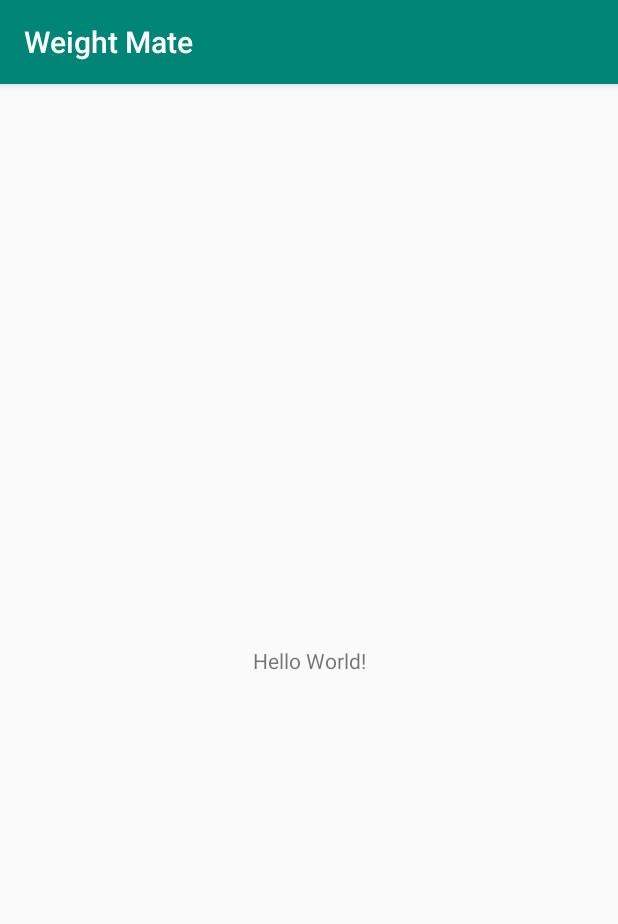
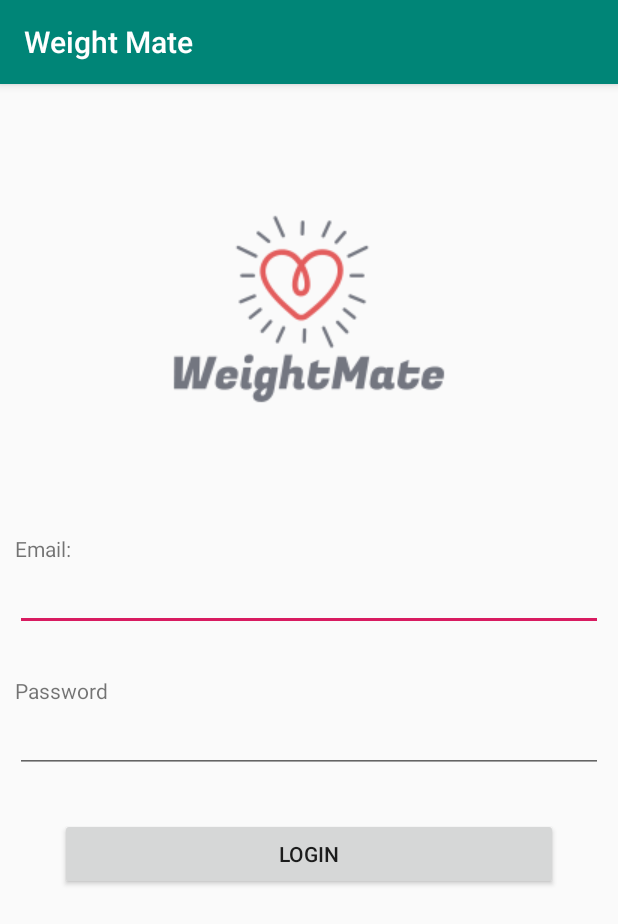
Before and after one commit to yianniw/Weight-Mate, an Android app: the screen it shows after launch (MainActivity), on a phone screen of 412 x 824 dp. Shown: the top 924 px of the screen. Run offline under Robolectric (Android 15) with nearby library versions, the phone set to English and light mode, and no system bars.

Commit message:
Created Landing and Login Page

```diff
--- a/app/build.gradle
+++ b/app/build.gradle
@@ -26,4 +26,5 @@ dependencies {
     testImplementation 'junit:junit:4.12'
     androidTestImplementation 'androidx.test.ext:junit:1.1.0'
     androidTestImplementation 'androidx.test.espresso:espresso-core:3.1.1'
+    implementation 'androidx.gridlayout:gridlayout:1.0.0'
 }
--- a/app/src/main/AndroidManifest.xml
+++ b/app/src/main/AndroidManifest.xml
@@ -9,6 +9,8 @@
         android:roundIcon="@mipmap/ic_launcher_round"
         android:supportsRtl="true"
         android:theme="@style/AppTheme">
+        <activity android:name=".LoginPage"></activity>
+        <activity android:name=".LandingPage" />
         <activity android:name=".MainActivity">
             <intent-filter>
                 <action android:name="android.intent.action.MAIN" />
--- a/app/src/main/java/edu/fsu/cs/weightmate/MainActivity.java
+++ b/app/src/main/java/edu/fsu/cs/weightmate/MainActivity.java
@@ -10,7 +10,7 @@ public class MainActivity extends AppCompatActivity {
     @Override
     protected void onCreate(Bundle savedInstanceState) {
         super.onCreate(savedInstanceState);
-        setContentView(R.layout.activity_main);
+        setContentView(R.layout.login_page);
     }
 
 
--- /dev/null
+++ b/app/src/main/res/layout/login_page.xml
@@ -0,0 +1,69 @@
+<?xml version="1.0" encoding="utf-8"?>
+<androidx.constraintlayout.widget.ConstraintLayout xmlns:android="http://schemas.android.com/apk/res/android"
+    xmlns:app="http://schemas.android.com/apk/res-auto"
+    xmlns:tools="http://schemas.android.com/tools"
+    android:layout_width="match_parent"
+    android:layout_height="match_parent"
+    tools:context=".LandingPage">
+
+    <RelativeLayout
+        android:id="@+id/wrapper"
+        android:layout_width="match_parent"
+        android:layout_height="match_parent"
+        android:gravity="center_horizontal">
+
+        <ImageView
+            android:id="@+id/imageView"
+            android:layout_width="200dp"
+            android:layout_height="200dp"
+            android:layout_centerHorizontal="true"
+            android:layout_marginTop="50dp"
+            app:srcCompat="@drawable/logo" />
+
+        <LinearLayout
+            android:layout_width="match_parent"
+            android:layout_height="match_parent"
+            android:layout_below="@id/imageView"
+            android:layout_marginStart="10dp"
+            android:layout_marginTop="50dp"
+            android:layout_marginEnd="10dp"
+            android:layout_marginBottom="10dp"
+            android:orientation="vertical">
+
+            <TextView
+                android:id="@+id/email"
+                android:layout_width="match_parent"
+                android:layout_height="wrap_content"
+                android:text="Email:" />
+
+            <EditText
+                android:id="@+id/editText"
+                android:layout_width="match_parent"
+                android:layout_height="wrap_content"
+                android:ems="10"
+                android:inputType="textEmailAddress" />
+
+            <TextView
+                android:id="@+id/password"
+                android:layout_width="match_parent"
+                android:layout_height="wrap_content"
+                android:layout_marginTop="30dp"
+                android:text="Password" />
+
+            <EditText
+                android:id="@+id/editText2"
+                android:layout_width="match_parent"
+                android:layout_height="wrap_content"
+                android:ems="10"
+                android:inputType="textPassword" />
+
+            <Button
+                android:id="@+id/login_button"
+                android:layout_width="match_parent"
+                android:layout_height="wrap_content"
+                android:layout_margin="30dp"
+                android:text="Login" />
+        </LinearLayout>
+
+    </RelativeLayout>
+</androidx.constraintlayout.widget.ConstraintLayout>
```
Also changed, not shown: app/src/main/java/edu/fsu/cs/weightmate/LandingPage.java (added, +14 -0 lines), app/src/main/java/edu/fsu/cs/weightmate/LoginPage.java (added, +14 -0 lines), app/src/main/res/layout/landing_page.xml (added, +50 -0 lines), app/src/main/res/drawable/logo.png (added).
